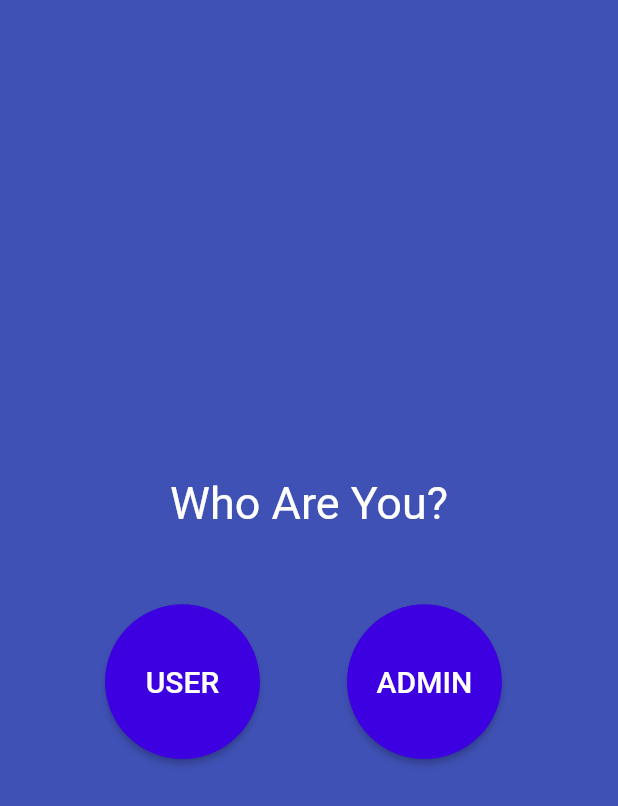
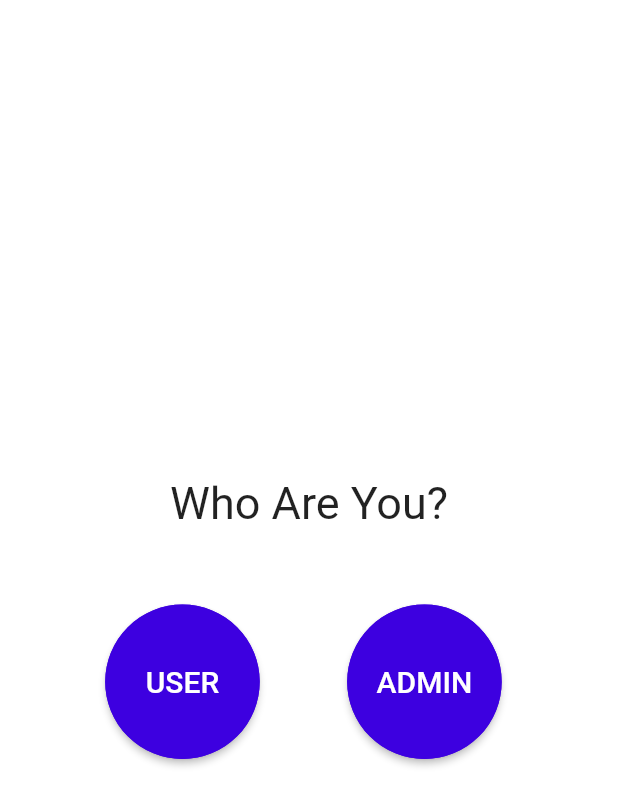
Before and after one commit to DEEP-BLUE-PQT/pqt, a Flutter app: the screen it shows after launch, on a phone screen of 412 x 824 dp. Shown: the top 806 px of the screen. Run offline on Flutter 3.47's test engine with Material 2 defaults, Android fonts, the phone set to English and light mode, and no system bars; our stand-ins replace animated_splash_screen, email_validator, page_transition; missing offline and left inert: ff_navigation_bar.

Commit message:
minor changes

```diff
--- a/lib/dashboard/user_admin_selection.dart
+++ b/lib/dashboard/user_admin_selection.dart
@@ -12,14 +12,14 @@ class _AdminSelState extends State<AdminSel> {
   @override
   Widget build(BuildContext context) {
     return Scaffold(
-      backgroundColor: Colors.indigo,
+      backgroundColor: Colors.white,
       body: Center(
         child: Column(
           mainAxisAlignment: MainAxisAlignment.center,
           children: [
             Text(
               "Who Are You?",
-              style: TextStyle(fontSize: 30.0, color: Colors.white),
+              style: TextStyle(fontSize: 30.0),
             ),
             SizedBox(
               height: 50.0,
--- a/lib/splashScreen/splash.dart
+++ b/lib/splashScreen/splash.dart
@@ -20,7 +20,7 @@ class MyApp extends StatelessWidget {
             ),
             nextScreen: AdminSel(),
             splashTransition: SplashTransition.slideTransition,
-            pageTransitionType: PageTransitionType.fade,
+            pageTransitionType: PageTransitionType.bottomToTop,
             backgroundColor: Colors.white),
       ),
     );
```
Also changed, not shown: assets/images/location-pin.png (added), 20 other files.
